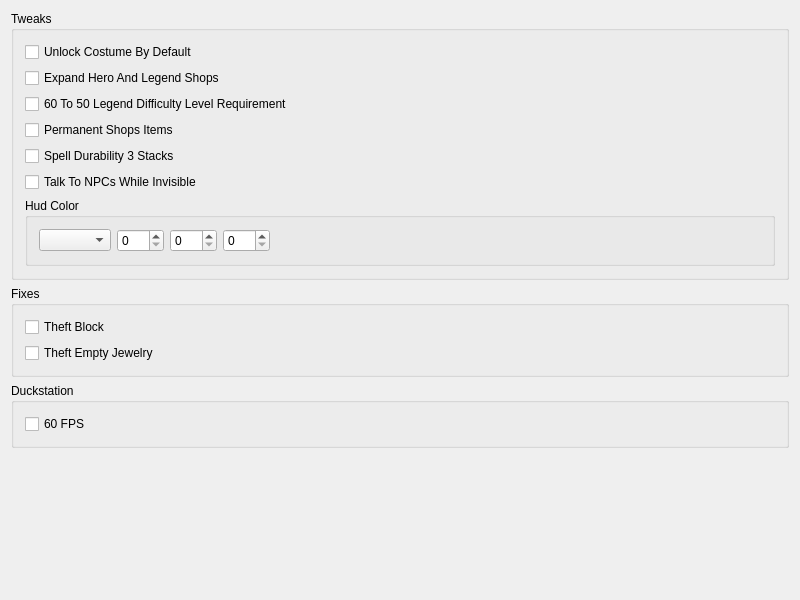
Meos4/Darkstone-PS1-Tweaks, file src/FrontendQt/TweaksWidget.ui: the form before one commit.
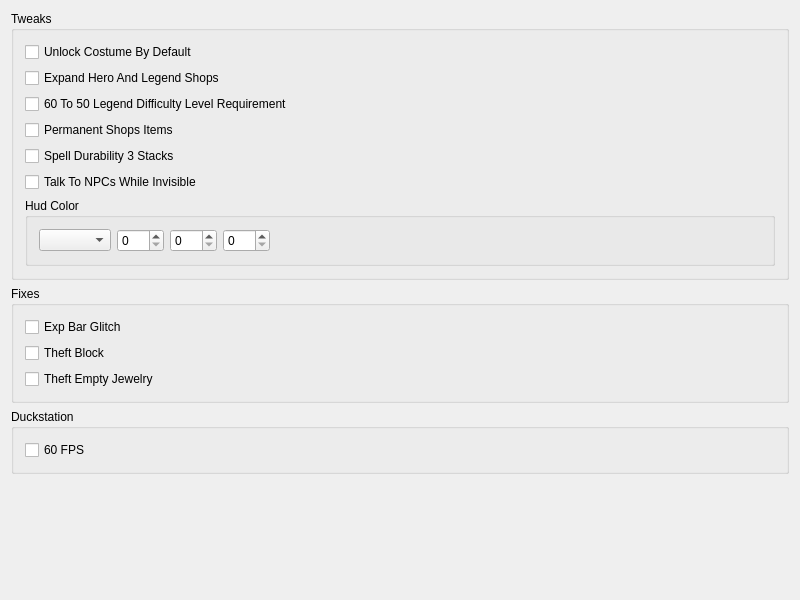
The form after the commit.

Commit message: Add fix exp bar glitch

Diff of the .ui file:
```diff
--- a/src/FrontendQt/TweaksWidget.ui
+++ b/src/FrontendQt/TweaksWidget.ui
@@ -20,6 +20,13 @@
       <string>Fixes</string>
      </property>
      <layout class="QVBoxLayout" name="verticalLayout_2">
+      <item>
+       <widget class="QCheckBox" name="fixesExpBarGlitch">
+        <property name="text">
+         <string>Exp Bar Glitch</string>
+        </property>
+       </widget>
+      </item>
       <item>
        <widget class="QCheckBox" name="fixesTheftBlock">
         <property name="text">
```
The commit also changes 8 other files.
